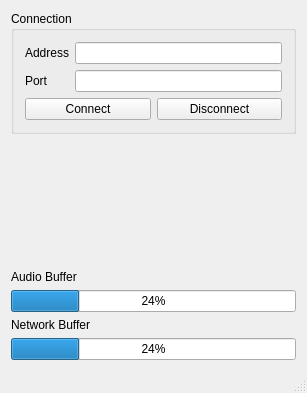
The window that mainwindow.ui (archnemesis/HomeServerIntercomTest2) describes before a commit, drawn with Qt 5.
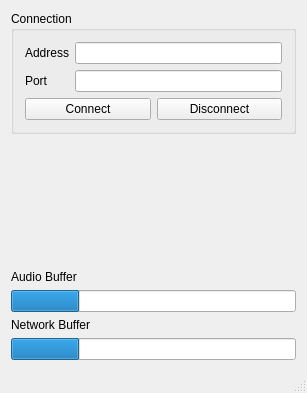
The same window after the commit.

```diff
--- a/mainwindow.ui
+++ b/mainwindow.ui
@@ -91,6 +91,9 @@
       <property name="value">
        <number>24</number>
       </property>
+      <property name="textVisible">
+       <bool>false</bool>
+      </property>
      </widget>
     </item>
     <item>
@@ -105,6 +108,9 @@
       <property name="value">
        <number>24</number>
       </property>
+      <property name="textVisible">
+       <bool>false</bool>
+      </property>
      </widget>
     </item>
    </layout>
```
